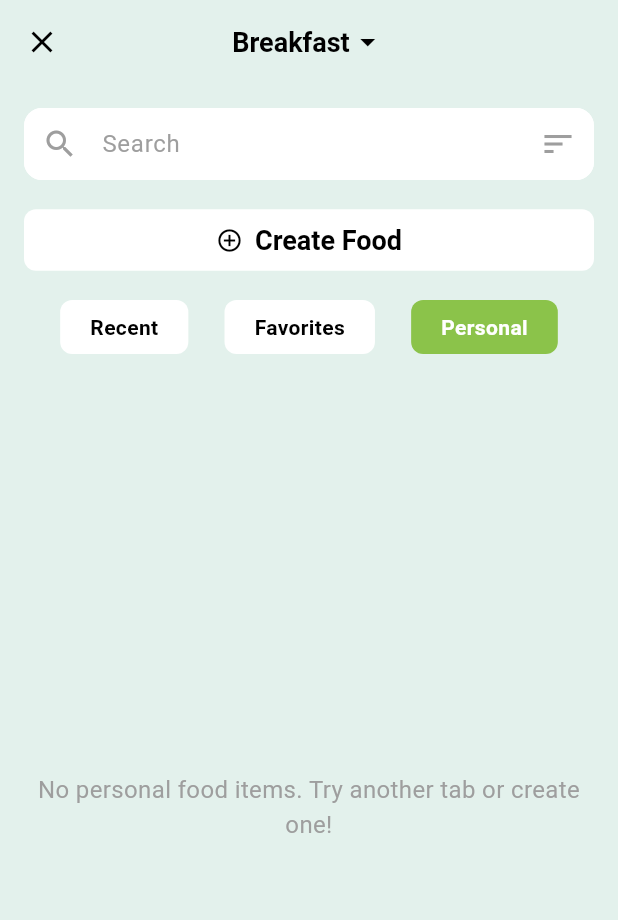
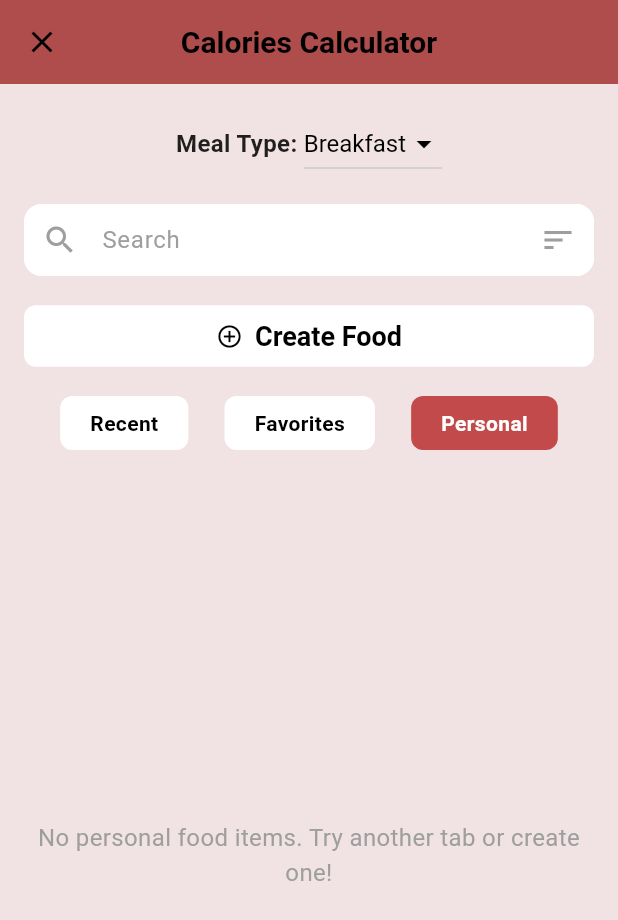
Before and after one commit to Azul-max/tutorial-app-dev, a Flutter app: the CaloriesCalculatorPage screen opened by its route, on a phone screen of 412 x 824 dp. Shown: the top 920 px of the screen. Run offline on Flutter 3.47's test engine with Material 3 defaults, Android fonts, the phone set to English and light mode, and no system bars; our stand-ins replace shared_preferences, table_calendar; accounts and stored records are empty.

Commit message:
Update CaloriesCalculatorPage.dart

```diff
--- a/lib/CaloriesCalculatorPage.dart
+++ b/lib/CaloriesCalculatorPage.dart
@@ -6,11 +6,11 @@ import 'CreateFoodPage.dart';
 import 'MealSummaryPage.dart';
 
 class CaloriesCalculatorPage extends StatefulWidget {
-  final String? initialFoodName; // Make it nullable
+  final String? initialFoodName;
 
   const CaloriesCalculatorPage({
     super.key,
-    this.initialFoodName, // Make it optional
+    this.initialFoodName,
   });
 
   @override
@@ -38,7 +38,6 @@ class _CaloriesCalculatorPageState extends State<CaloriesCalculatorPage> {
   bool _filterHighFat = false;
   String? _sortBy;
 
-
   @override
   void initState() {
     super.initState();
@@ -63,10 +62,9 @@ class _CaloriesCalculatorPageState extends State<CaloriesCalculatorPage> {
     final List<String>? storedFavoriteItems = prefs.getStringList('favoriteFoodItems');
 
     setState(() {
-      // Ensure 'emoji' is parsed if it exists, otherwise default to '🍔'
       _personalFoodItems = storedPersonalItems?.map((item) {
         final Map<String, dynamic> decodedItem = jsonDecode(item) as Map<String, dynamic>;
-        decodedItem['emoji'] ??= '🍔'; // Default emoji if not present
+        decodedItem['emoji'] ??= '🍔';
         return decodedItem;
       }).toList() ?? [];
 
@@ -180,7 +178,6 @@ class _CaloriesCalculatorPageState extends State<CaloriesCalculatorPage> {
     });
     await prefs.setStringList('favoriteFoodItems', favoriteItemsStrings);
   }
-
 
   void _deletePersonalFoodItem(Map<String, dynamic> itemToDelete) async {
     showDialog(
@@ -347,7 +344,7 @@ class _CaloriesCalculatorPageState extends State<CaloriesCalculatorPage> {
                       width: double.infinity,
                       child: ElevatedButton(
                         style: ElevatedButton.styleFrom(
-                          backgroundColor: const Color(0xFF8BC34A),
+                          backgroundColor: const Color.fromARGB(255, 195, 74, 74),
                           foregroundColor: Colors.white,
                           shape: RoundedRectangleBorder(borderRadius: BorderRadius.circular(10)),
                           padding: const EdgeInsets.symmetric(vertical: 12),
@@ -378,13 +375,12 @@ class _CaloriesCalculatorPageState extends State<CaloriesCalculatorPage> {
     );
   }
 
-
   @override
   Widget build(BuildContext context) {
     return Scaffold(
-      backgroundColor: const Color(0xFFE3F1EC),
+      backgroundColor: const Color.fromARGB(255, 241, 227, 227),
       appBar: AppBar(
-        backgroundColor: const Color(0xFFE3F1EC),
+        backgroundColor: const Color.fromARGB(255, 175, 76, 76),
         elevation: 0,
         leading: IconButton(
           icon: const Icon(Icons.close, color: Colors.black),
@@ -392,26 +388,15 @@ class _CaloriesCalculatorPageState extends State<CaloriesCalculatorPage> {
             Navigator.pop(context);
           },
         ),
-        title: DropdownButtonHideUnderline(
-          child: DropdownButton<String>(
-            value: _selectedMealType,
-            icon: const Icon(Icons.arrow_drop_down, color: Colors.black),
-            style: const TextStyle(color: Colors.black, fontSize: 18, fontWeight: FontWeight.bold),
-            onChanged: (String? newValue) {
-              setState(() {
-                _selectedMealType = newValue!;
-              });
-            },
-            items: _mealTypes.map<DropdownMenuItem<String>>((String value) {
-              return DropdownMenuItem<String>(
-                value: value,
-                child: Text(value),
-              );
-            }).toList(),
+        title: const Text(
+          'Calories Calculator',
+          style: TextStyle(
+            color: Colors.black,
+            fontWeight: FontWeight.bold,
+            fontSize: 20,
           ),
         ),
         centerTitle: true,
-        actions: const [], // Removed favorite and delete icons from AppBar
       ),
       body: Column(
         children: [
@@ -419,6 +404,34 @@ class _CaloriesCalculatorPageState extends State<CaloriesCalculatorPage> {
             padding: const EdgeInsets.all(16.0),
             child: Column(
               children: [
+                // Meal Type Dropdown (moved here)
+                Row(
+                  mainAxisAlignment: MainAxisAlignment.center,
+                  children: [
+                    const Text(
+                      'Meal Type: ',
+                      style: TextStyle(fontWeight: FontWeight.bold, fontSize: 16),
+                    ),
+                    DropdownButton<String>(
+                      value: _selectedMealType,
+                      icon: const Icon(Icons.arrow_drop_down, color: Colors.black),
+                      style: const TextStyle(color: Colors.black, fontSize: 16),
+                      onChanged: (String? newValue) {
+                        setState(() {
+                          _selectedMealType = newValue!;
+                        });
+                      },
+                      items: _mealTypes.map<DropdownMenuItem<String>>((String value) {
+                        return DropdownMenuItem<String>(
+                          value: value,
+                          child: Text(value),
+                        );
+                      }).toList(),
+                    ),
+                  ],
+                ),
+                const SizedBox(height: 16),
+
                 // Search Bar
                 Container(
                   decoration: BoxDecoration(
@@ -461,7 +474,7 @@ class _CaloriesCalculatorPageState extends State<CaloriesCalculatorPage> {
                         ),
                         onPressed: () {
                           Navigator.pushNamed(context, CreateFoodPage.routeName).then((_) {
-                            _loadAllFoodItems(); // Reload all items after creating a new one
+                            _loadAllFoodItems();
                           });
                         },
                         icon: const Icon(Icons.add_circle_outline),
@@ -520,7 +533,7 @@ class _CaloriesCalculatorPageState extends State<CaloriesCalculatorPage> {
             Container(
               padding: const EdgeInsets.all(16.0),
               decoration: const BoxDecoration(
-                color: Color(0xFFE3F1EC),
+                color: Color.fromARGB(255, 241, 227, 227),
                 border: Border(top: BorderSide(color: Colors.grey, width: 0.5)),
               ),
               child: SafeArea(
@@ -535,7 +548,7 @@ class _CaloriesCalculatorPageState extends State<CaloriesCalculatorPage> {
                       flex: 2,
                       child: ElevatedButton.icon(
                         style: ElevatedButton.styleFrom(
-                          backgroundColor: const Color(0xFF8BC34A),
+                          backgroundColor: const Color.fromARGB(255, 195, 74, 74),
                           foregroundColor: Colors.white,
                           shape: RoundedRectangleBorder(borderRadius: BorderRadius.circular(10)),
                           padding: const EdgeInsets.symmetric(vertical: 12),
@@ -584,7 +597,7 @@ class _CaloriesCalculatorPageState extends State<CaloriesCalculatorPage> {
       child: Container(
         padding: const EdgeInsets.symmetric(horizontal: 20, vertical: 8),
         decoration: BoxDecoration(
-          color: isSelected ? const Color(0xFF8BC34A) : Colors.white,
+          color: isSelected ? const Color.fromARGB(255, 195, 74, 74) : Colors.white,
           borderRadius: BorderRadius.circular(8),
         ),
         child: Text(
@@ -599,38 +612,28 @@ class _CaloriesCalculatorPageState extends State<CaloriesCalculatorPage> {
   }
 
   /// Helper widget to build a card for each food item in the list.
-  /// Includes swipe-to-delete functionality for 'Personal' items.
-  /// Also takes `isSelected` to show a checkmark and `isFavorite` to show a heart icon.
   Widget _buildFoodItemCard(Map<String, dynamic> foodItem, bool isSelected, bool isFavorite) {
     final bool canDismiss = _currentTab == 'Personal';
-    final String emoji = foodItem['emoji'] ?? '🍔'; // Get emoji from item, default to burger
+    final String emoji = foodItem['emoji'] ?? '🍔';
 
     Widget leadingWidget;
     if (isSelected) {
       leadingWidget = Container(
         padding: const EdgeInsets.all(8),
         decoration: BoxDecoration(
-          color: const Color(0xFF8BC34A), // Solid green when selected
+          color: const Color.fromARGB(255, 195, 74, 74),
           borderRadius: BorderRadius.circular(8),
         ),
-        child: Text(emoji, style: const TextStyle(fontSize: 24)), // Display emoji
+        child: Text(emoji, style: const TextStyle(fontSize: 24)),
       );
-      // You could also overlay a checkmark if you want to be explicit about selection
-      // child: Stack(
-      //   alignment: Alignment.center,
-      //   children: [
-      //     Text(emoji, style: const TextStyle(fontSize: 24)),
-      //     const Icon(Icons.check, color: Colors.white, size: 20),
-      //   ],
-      // ),
     } else {
       leadingWidget = Container(
         padding: const EdgeInsets.all(8),
         decoration: BoxDecoration(
-          color: const Color(0xFF8BC34A).withOpacity(0.2), // Light green when unselected
+          color: const Color.fromARGB(255, 195, 74, 74).withOpacity(0.2),
           borderRadius: BorderRadius.circular(8),
         ),
-        child: Text(emoji, style: const TextStyle(fontSize: 24)), // Display emoji
+        child: Text(emoji, style: const TextStyle(fontSize: 24)),
       );
     }
 
@@ -641,7 +644,6 @@ class _CaloriesCalculatorPageState extends State<CaloriesCalculatorPage> {
       trailing: Row(
         mainAxisSize: MainAxisSize.min,
         children: [
-          // Favorite Button
           IconButton(
             icon: Icon(
               isFavorite ? Icons.favorite : Icons.favorite_border,
```
